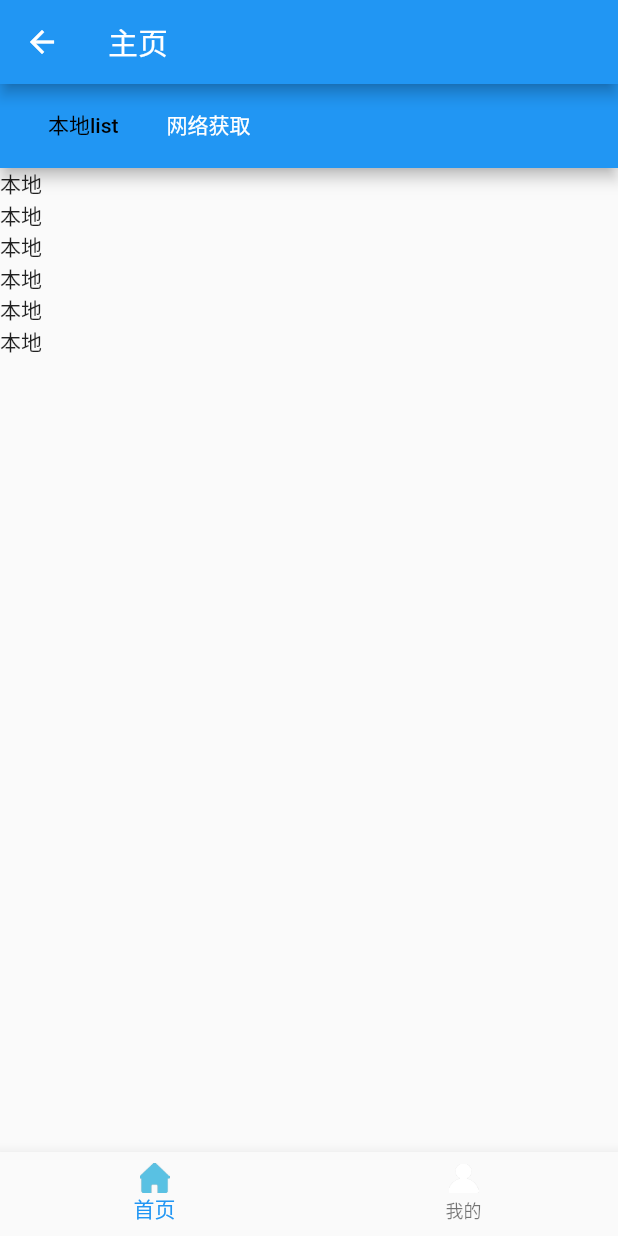
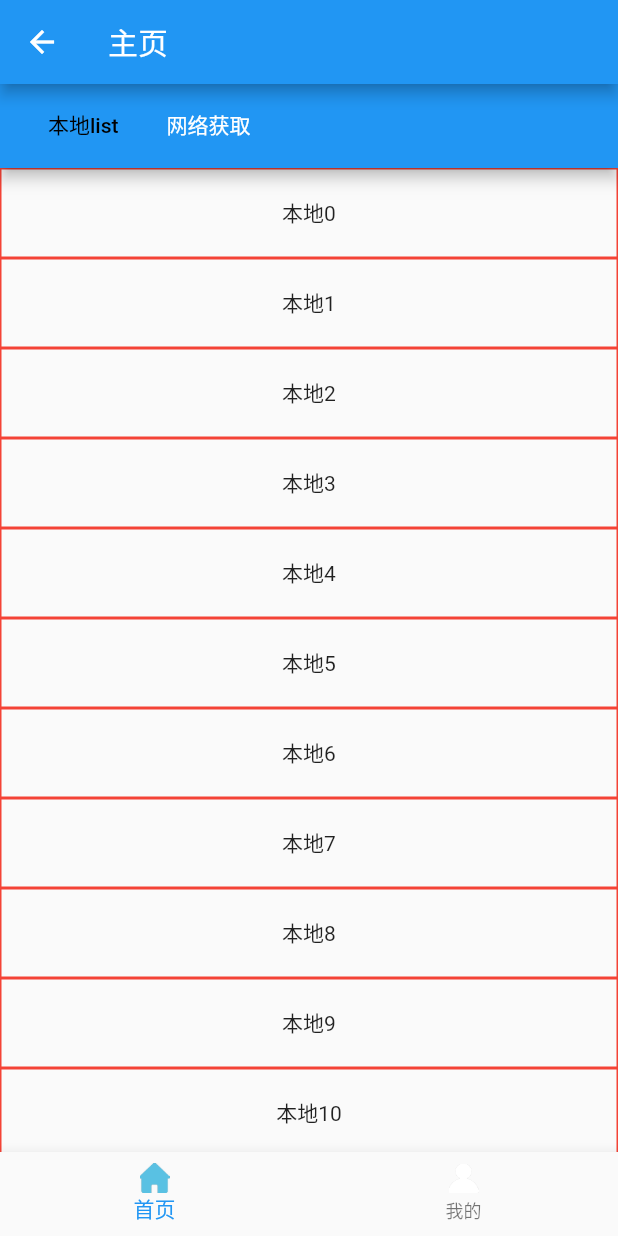
Before and after one commit to dapengyou/flutter_demo, a Flutter app: the HomePage screen opened directly, on a phone screen of 412 x 824 dp. Run offline on Flutter 3.47's test engine with Material 2 defaults, Android fonts, the phone set to English and light mode, and no system bars; our stand-ins replace fluttertoast, image_picker.

Commit message:
list创建数据源内部使用组件实现列表

```diff
--- a/flutter_demo/lib/pages/BookStore.dart
+++ b/flutter_demo/lib/pages/BookStore.dart
@@ -38,6 +38,7 @@ class BookStoreState extends State<BookStore>
     super.dispose();
   }
 
+
   @override
   Widget build(BuildContext context) {
     // TODO: implement build
@@ -63,14 +64,16 @@ class BookStoreState extends State<BookStore>
             controller: _tabController,
             children: <Widget>[
               ListView(
-                children: <Widget>[
-                  Text('本地'),
-                  Text('本地'),
-                  Text('本地'),
-                  Text('本地'),
-                  Text('本地'),
-                  Text('本地'),
-                ],
+                itemExtent: 60,
+                children: List.generate(20, (index) {
+                  return new Container(
+                    alignment: Alignment.center,
+                    decoration: BoxDecoration(
+                      border: Border.all(color: Colors.red),
+                    ),
+                    child: Text("本地${index}"),
+                  );
+                }),
               ),
               Center(child: Text('网络获取')),
             ],
```
